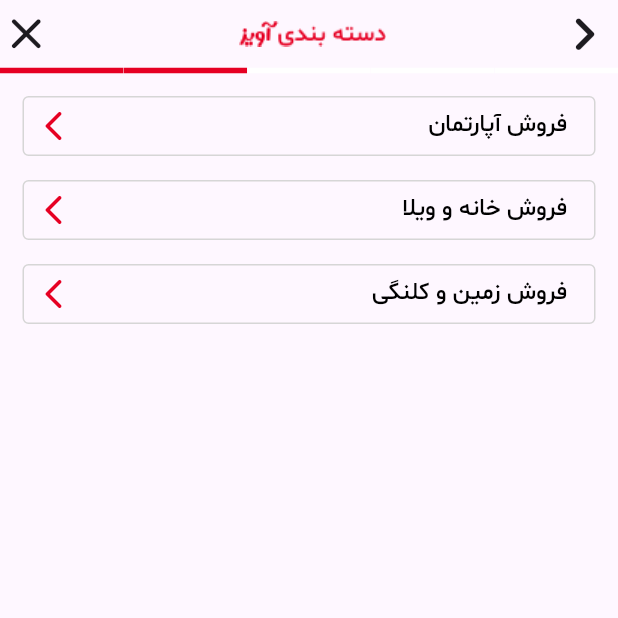
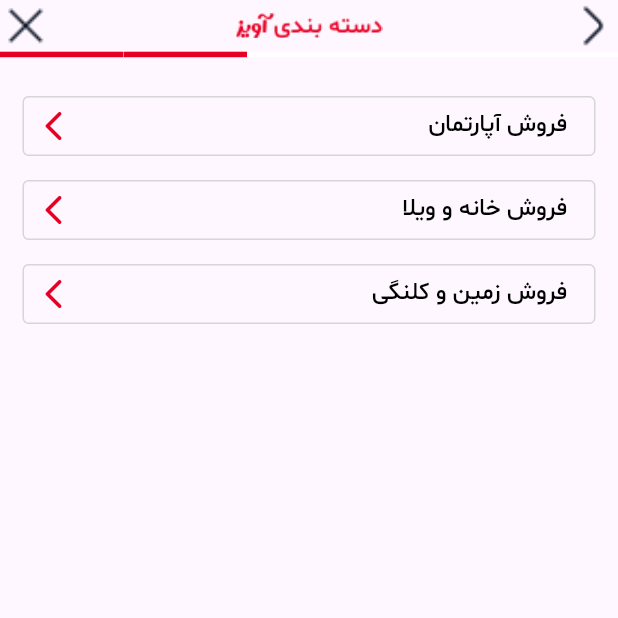
Before and after one commit to HosseinMohammadiii/aviz_project, a Flutter app: the AddAdvertisingScreen screen opened directly, after a tap on "اجاره مسکونی", on a phone screen of 412 x 824 dp, the top half of it. Run offline on Flutter 3.47's test engine with Material 3 defaults, Android fonts, the light colour scheme and no system bars; drawn by our look-alikes of step_progress_indicator; our stand-ins replace bloc, dotted_border, dotted_line, flutter_bloc, image_picker, pinput and 1 more.

Commit message:
Edit Screens

```diff
--- /dev/null
+++ b/lib/Bloc/bloc_page_number/page_n_bloc.dart
@@ -0,0 +1,19 @@
+import 'package:aviz_project/Bloc/bloc_page_number/page_n_bloc_event.dart';
+import 'package:bloc/bloc.dart';
+
+import 'page_n_bloc_state.dart';
+
+class PageNumberBloc extends Bloc<PageNumberEvent, PageNumberState> {
+  int pageNumber = 1;
+  PageNumberBloc() : super(PageNumberState(1)) {
+    on<addPageNumber>((event, emit) {
+      emit(PageNumberState(++pageNumber));
+    });
+    on<minusPageNumber>((event, emit) {
+      if (pageNumber == 1) {
+        return;
+      }
+      emit(PageNumberState(--pageNumber));
+    });
+  }
+}
--- /dev/null
+++ b/lib/Bloc/bloc_page_number/page_n_bloc_event.dart
@@ -0,0 +1,5 @@
+abstract class PageNumberEvent {}
+
+class addPageNumber extends PageNumberEvent {}
+
+class minusPageNumber extends PageNumberEvent {}
--- /dev/null
+++ b/lib/Bloc/bloc_page_number/page_n_bloc_state.dart
@@ -0,0 +1,4 @@
+class PageNumberState {
+  int pageNumber;
+  PageNumberState(this.pageNumber);
+}
--- a/lib/screen/add_advertising_screen.dart
+++ b/lib/screen/add_advertising_screen.dart
@@ -1,7 +1,14 @@
-import 'package:aviz_project/class/colors.dart';
+import 'package:aviz_project/Bloc/bloc_page_number/page_n_bloc.dart';
+import 'package:aviz_project/Bloc/bloc_page_number/page_n_bloc_state.dart';
+import 'package:aviz_project/screen/register_feature_screen.dart';
 import 'package:aviz_project/widgets/appbar_widget.dart';
 import 'package:aviz_project/widgets/item_category_type.dart';
 import 'package:flutter/material.dart';
+import 'package:flutter_bloc/flutter_bloc.dart';
+
+import '../widgets/items_category.dart';
+import 'locatin_upload_screen.dart';
+import 'register_advertising_screen.dart';
 
 class AddAdvertisingScreen extends StatefulWidget {
   const AddAdvertisingScreen({super.key});
@@ -19,49 +26,27 @@ class _AddAdvertisingScreenState extends State<AddAdvertisingScreen> {
         elevation: 0,
         automaticallyImplyLeading: false,
         leadingWidth: double.maxFinite,
-          leading: AppBarWidget(
-            stepScreen: 1,
-            screen: ItemSelectCategory(),
-          )),
-      body: SafeArea(
-        child: Padding(
-          padding: const EdgeInsets.symmetric(horizontal: 15),
-          child: Column(
-            children: [
-              SizedBox(
-                height: MediaQuery.of(context).size.height / 1.3,
-                child: ListView.builder(
-                  padding: const EdgeInsets.symmetric(vertical: 12),
-                  itemCount: txt1.length,
-                  itemBuilder: (context, index) {
-                    return GestureDetector(
-                      onTap: () {
-                        Navigator.push(
-                          context,
-                          MaterialPageRoute(
-                            builder: (context) => ItemSelectCategory(),
+        leading: AppBarWidget(),
       ),
-                        );
+      body: BlocBuilder<PageNumberBloc, PageNumberState>(
+        builder: (context, state) {
+          switch (state.pageNumber) {
+            case 1:
+              return const itemsCategoryType();
+            case 2:
+              return ItemSelectCategory();
+            case 3:
+              return const RegisterFeatureScreen();
+            case 4:
+              return LocatioUpload();
+            case 5:
+              return const RegisterAdvertising();
+
+            default:
+              return const itemsCategoryType();
+          }
         },
-                      child: itemsCategoryType(
-                          txt: txt1[index], color: CustomColor.red),
-                    );
-                  },
-                ),
-              ),
-            ],
-          ),
-        ),
       ),
     );
   }
-
-  List txt1 = [
-    'اجاره مسکونی',
-    'فروش مسکونی',
-    'فروش دفاتر اداری و تجاری',
-    'اجاره دفاتر اداری و تجاری',
-    'اجاره کوتاه مدت',
-    'پروژه های ساخت و ساز',
-  ];
 }
--- a/lib/screen/home_screen.dart
+++ b/lib/screen/home_screen.dart
@@ -181,7 +181,7 @@ class _HomeScreenState extends State<HomeScreen> {
             BoxShadow(
               color: CustomColor.black,
               blurRadius: 40,
-              spreadRadius: -35,
+              spreadRadius: -50,
               offset: Offset(0, 8),
             ),
           ],
--- a/lib/screen/information_advertising.dart
+++ b/lib/screen/information_advertising.dart
@@ -1,7 +1,6 @@
 import 'package:aviz_project/class/advertising.dart';
 import 'package:aviz_project/class/colors.dart';
 import 'package:aviz_project/widgets/button_widget.dart';
-import 'package:aviz_project/widgets/item_category_type.dart';
 import 'package:aviz_project/widgets/items_information_advertising.dart';
 import 'package:aviz_project/widgets/text_widget.dart';
 import 'package:aviz_project/widgets/uploadlocation.dart';
@@ -11,6 +10,8 @@ import 'package:intl/intl.dart';
 import 'dart:ui' as ui;
 
 import 'package:smooth_page_indicator/smooth_page_indicator.dart';
+
+import '../widgets/items_category_type.dart';
 
 class InformationAdvertising extends StatefulWidget {
   InformationAdvertising({
@@ -183,7 +184,7 @@ class _InformationAdvertisingState extends State<InformationAdvertising> {
                 const SizedBox(
                   height: 25,
                 ),
-                itemsCategoryType(
+                ItemCategoryType(
                   txt: 'هشدار های قبل از معامله!',
                   color: CustomColor.grey350,
                 ),
--- a/lib/screen/information_recentlyAdvertising.dart
+++ b/lib/screen/information_recentlyAdvertising.dart
@@ -5,7 +5,7 @@ import 'package:smooth_page_indicator/smooth_page_indicator.dart';
 
 import '../class/colors.dart';
 import '../widgets/button_widget.dart';
-import '../widgets/item_category_type.dart';
+import '../widgets/items_category_type.dart';
 import '../widgets/text_widget.dart';
 import '../widgets/uploadlocation.dart';
 import 'dart:ui' as ui;
@@ -168,7 +168,7 @@ class _InformationRecentlyAdvertisingState
                 const SizedBox(
                   height: 25,
                 ),
-                itemsCategoryType(
+                ItemCategoryType(
                   txt: 'هشدار های قبل از معامله!',
                   color: CustomColor.grey350,
                 ),
--- a/lib/screen/locatin_upload_screen.dart
+++ b/lib/screen/locatin_upload_screen.dart
@@ -1,7 +1,6 @@
 import 'package:aviz_project/class/colors.dart';
 import 'package:aviz_project/extension/button.dart';
 import 'package:aviz_project/screen/register_advertising_screen.dart';
-import 'package:aviz_project/widgets/appbar_widget.dart';
 import 'package:aviz_project/widgets/switch_box.dart';
 import 'package:aviz_project/widgets/text_widget.dart';
 import 'package:aviz_project/widgets/uploadlocation.dart';
@@ -25,11 +24,6 @@ class _LocatioUploadState extends State<LocatioUpload> {
         scrolledUnderElevation: 0,
         elevation: 0,
         automaticallyImplyLeading: false,
-        flexibleSpace: AppBarWidget(
-          stepScreen: 4,
-          screen: const RegisterAdvertising(),
-          dialog: '',
-        ),
       ),
       body: SafeArea(
         child: Padding(
--- a/lib/screen/my_advertising_screen.dart
+++ b/lib/screen/my_advertising_screen.dart
@@ -26,7 +26,7 @@ class _MyAdvertisingScreenState extends State<MyAdvertisingScreen> {
               mainAxisAlignment: MainAxisAlignment.center,
               children: [
                 textWidget(
-                  ' آگهی های من',
+                  'آگهی های من',
                   CustomColor.red,
                   16,
                   FontWeight.w500,
--- a/lib/screen/register_advertising_screen.dart
+++ b/lib/screen/register_advertising_screen.dart
@@ -5,7 +5,6 @@ import 'package:aviz_project/class/advertising.dart';
 import 'package:aviz_project/class/colors.dart';
 import 'package:aviz_project/class/dialog.dart';
 import 'package:aviz_project/extension/button.dart';
-import 'package:aviz_project/widgets/appbar_widget.dart';
 import 'package:aviz_project/widgets/buttomnavigationbar.dart';
 import 'package:aviz_project/widgets/switch_box.dart';
 import 'package:aviz_project/widgets/text_title_section.dart';
@@ -108,11 +107,6 @@ class _RegisterAdvertisingState extends State<RegisterAdvertising> {
         scrolledUnderElevation: 0,
         elevation: 0,
         automaticallyImplyLeading: false,
-        flexibleSpace: AppBarWidget(
-          stepScreen: 5,
-          screen: BottomNavigationScreen(),
-          dialog: '',
-        ),
       ),
       body: SafeArea(
         child: Padding(
--- a/lib/screen/register_feature_screen.dart
+++ b/lib/screen/register_feature_screen.dart
@@ -118,10 +118,6 @@ class _RegisterFeatureScreenState extends State<RegisterFeatureScreen> {
         scrolledUnderElevation: 0,
         elevation: 0,
         automaticallyImplyLeading: false,
-        flexibleSpace: AppBarWidget(
-          stepScreen: 3,
-          screen: LocatioUpload(),
-        ),
       ),
       body: SafeArea(
         child: Padding(
--- a/lib/widgets/appbar_widget.dart
+++ b/lib/widgets/appbar_widget.dart
@@ -1,19 +1,17 @@
+import 'package:aviz_project/Bloc/bloc_page_number/page_n_bloc.dart';
+import 'package:aviz_project/Bloc/bloc_page_number/page_n_bloc_event.dart';
 import 'package:aviz_project/class/colors.dart';
-import 'package:aviz_project/class/dialog.dart';
 import 'package:flutter/material.dart';
+import 'package:flutter_bloc/flutter_bloc.dart';
 import 'package:step_progress_indicator/step_progress_indicator.dart';
+
+import '../Bloc/bloc_page_number/page_n_bloc_state.dart';
 
 class AppBarWidget extends StatefulWidget {
   AppBarWidget({
     super.key,
-    required this.stepScreen,
-    required this.screen,
-    this.dialog = '',
   });
-  int stepScreen;
-  Widget screen;
 
-  String dialog;
   @override
   State<AppBarWidget> createState() => _AppBarWidgetState();
 }
@@ -26,50 +24,54 @@ class _AppBarWidgetState extends State<AppBarWidget> {
         scrolledUnderElevation: 0,
         elevation: 0,
         automaticallyImplyLeading: false,
-        flexibleSpace: Column(
+        flexibleSpace: BlocBuilder<PageNumberBloc, PageNumberState>(
+          builder: (context, state) {
+            return Column(
+              mainAxisSize: MainAxisSize.min,
+              mainAxisAlignment: MainAxisAlignment.start,
               children: [
                 Row(
-              mainAxisAlignment: MainAxisAlignment.spaceBetween,
                   children: [
                     GestureDetector(
                       onTap: () {
-                    widget.stepScreen == 1 ? Null : Navigator.pop(context);
+                        BlocProvider.of<PageNumberBloc>(context)
+                            .add(minusPageNumber());
                       },
-                  child: const Icon(
-                    Icons.close_rounded,
-                    size: 35,
+                      child: Image.asset(
+                        'images/close-square.png',
+                        scale: 0.7,
                       ),
                     ),
-                Padding(
-                  padding: const EdgeInsets.only(left: 15),
-                  child: Image.asset(widget.stepScreen == 5
+                    const Spacer(),
+                    Center(
+                      child: Image.asset(state.pageNumber == 5
                           ? 'images/register_aviz.png'
                           : 'images/appbar_image_add_dvertising_screen.png'),
                     ),
+                    const Spacer(),
                     GestureDetector(
                       onTap: () {
-                    Navigator.push(
-                        context,
-                        MaterialPageRoute(
-                          builder: (context) => widget.screen,
-                        ));
+                        BlocProvider.of<PageNumberBloc>(context)
+                            .add(addPageNumber());
                       },
-                  child: const Icon(
-                    Icons.chevron_right_rounded,
-                    size: 45,
+                      child: Image.asset(
+                        'images/arrow-right.png',
+                        scale: 0.7,
                       ),
                     ),
                   ],
                 ),
                 StepProgressIndicator(
                   totalSteps: 5,
-              currentStep: widget.stepScreen,
+                  currentStep: state.pageNumber,
                   unselectedColor: CustomColor.white,
                   selectedColor: CustomColor.red,
                   padding: 0,
                   progressDirection: TextDirection.rtl,
                 ),
               ],
+            );
+          },
         ),
       ),
     );
--- a/lib/widgets/item_category_type.dart
+++ b/lib/widgets/item_category_type.dart
@@ -1,22 +1,41 @@
+import 'package:aviz_project/Bloc/bloc_page_number/page_n_bloc.dart';
+import 'package:aviz_project/Bloc/bloc_page_number/page_n_bloc_event.dart';
 import 'package:aviz_project/class/colors.dart';
-import 'package:aviz_project/screen/register_feature_screen.dart';
-import 'package:aviz_project/widgets/appbar_widget.dart';
 import 'package:aviz_project/widgets/text_widget.dart';
 import 'package:flutter/material.dart';
+import 'package:flutter_bloc/flutter_bloc.dart';
 
-class itemsCategoryType extends StatelessWidget {
-  itemsCategoryType({
+class itemsCategoryType extends StatefulWidget {
+  const itemsCategoryType({
     super.key,
-    required this.txt,
-    required this.color,
   });
 
-  final String txt;
-  Color color;
+  @override
+  State<itemsCategoryType> createState() => _itemsCategoryTypeState();
+}
 
+class _itemsCategoryTypeState extends State<itemsCategoryType> {
   @override
   Widget build(BuildContext context) {
-    return Container(
+    List txt1 = [
+      'اجاره مسکونی',
+      'فروش مسکونی',
+      'فروش دفاتر اداری و تجاری',
+      'اجاره دفاتر اداری و تجاری',
+      'اجاره کوتاه مدت',
+      'پروژه های ساخت و ساز',
+    ];
+    return SizedBox(
+      height: MediaQuery.of(context).size.height / 1.3,
+      child: ListView.builder(
+        padding: const EdgeInsets.symmetric(horizontal: 15),
+        itemCount: txt1.length,
+        itemBuilder: (context, index) {
+          return GestureDetector(
+            onTap: () {
+              BlocProvider.of<PageNumberBloc>(context).add(addPageNumber());
+            },
+            child: Container(
               height: 40,
               margin: const EdgeInsets.symmetric(vertical: 8),
               padding: const EdgeInsets.symmetric(horizontal: 8),
@@ -28,13 +47,13 @@ class itemsCategoryType extends StatelessWidget {
               child: Row(
                 mainAxisAlignment: MainAxisAlignment.spaceBetween,
                 children: [
-          Icon(
+                  const Icon(
                     Icons.arrow_back_ios_rounded,
-            color: color,
+                    color: CustomColor.red,
                   ),
                   const Spacer(),
                   textWidget(
-            txt,
+                    txt1[index],
                     CustomColor.black,
                     16,
                     FontWeight.w500,
@@ -44,55 +63,9 @@ class itemsCategoryType extends StatelessWidget {
                   ),
                 ],
               ),
-    );
-  }
-}
-
-class ItemSelectCategory extends StatefulWidget {
-  ItemSelectCategory({super.key});
-
-  @override
-  State<ItemSelectCategory> createState() => _ItemSelectCategoryState();
-}
-
-class _ItemSelectCategoryState extends State<ItemSelectCategory> {
-  List txt2 = [
-    'فروش آپارتمان',
-    'فروش خانه و ویلا',
-    'فروش زمین و کلنگی',
-  ];
-  @override
-  Widget build(BuildContext context) {
-    return Scaffold(
-      appBar: AppBar(
-        scrolledUnderElevation: 0,
-        elevation: 0,
-        automaticallyImplyLeading: false,
-        leadingWidth: double.maxFinite,
-        leading: AppBarWidget(
-          stepScreen: 2,
-          screen: const RegisterFeatureScreen(),
-        ),
-      ),
-      body: SafeArea(
-        child: ListView.builder(
-          itemCount: txt2.length,
-          padding: const EdgeInsets.symmetric(horizontal: 15),
-          itemBuilder: (context, index) => GestureDetector(
-            onTap: () {
-              Navigator.push(
-                context,
-                MaterialPageRoute(
-                  builder: (context) => const RegisterFeatureScreen(),
             ),
           );
         },
-            child: itemsCategoryType(
-              txt: txt2[index],
-              color: CustomColor.red,
-            ),
-          ),
-        ),
       ),
     );
   }
--- /dev/null
+++ b/lib/widgets/items_category.dart
@@ -0,0 +1,61 @@
+import 'package:flutter/material.dart';
+
+import '../class/colors.dart';
+import 'text_widget.dart';
+
+class ItemSelectCategory extends StatefulWidget {
+  ItemSelectCategory({super.key});
+
+  @override
+  State<ItemSelectCategory> createState() => _ItemSelectCategoryState();
+}
+
+class _ItemSelectCategoryState extends State<ItemSelectCategory> {
+  List txt2 = [
+    'فروش آپارتمان',
+    'فروش خانه و ویلا',
+    'فروش زمین و کلنگی',
+  ];
+  @override
+  Widget build(BuildContext context) {
+    return Scaffold(
+      body: SafeArea(
+        child: ListView.builder(
+          itemCount: txt2.length,
+          padding: const EdgeInsets.symmetric(horizontal: 15),
+          itemBuilder: (context, index) {
+            return Container(
+              height: 40,
+              margin: const EdgeInsets.symmetric(vertical: 8),
+              padding: const EdgeInsets.symmetric(horizontal: 8),
+              alignment: Alignment.center,
+              decoration: BoxDecoration(
+                border: Border.all(color: CustomColor.grey350),
+                borderRadius: BorderRadius.circular(4),
+              ),
+              child: Row(
+                mainAxisAlignment: MainAxisAlignment.spaceBetween,
+                children: [
+                  const Icon(
+                    Icons.arrow_back_ios_rounded,
+                    color: CustomColor.red,
+                  ),
+                  const Spacer(),
+                  textWidget(
+                    txt2[index],
+                    CustomColor.black,
+                    16,
+                    FontWeight.w500,
+                  ),
+                  const SizedBox(
+                    width: 10,
+                  ),
+                ],
+              ),
+            );
+          },
+        ),
+      ),
+    );
+  }
+}
```
Also changed, not shown: lib/main.dart (+14 -1 lines), lib/widgets/items_category_type.dart (added, +48 -0 lines), pubspec.yaml (+9 -47 lines), images/arrow-right.png (added), images/close-square.png (added), pubspec.lock. Lines whose indentation alone changed are shown as unchanged.
